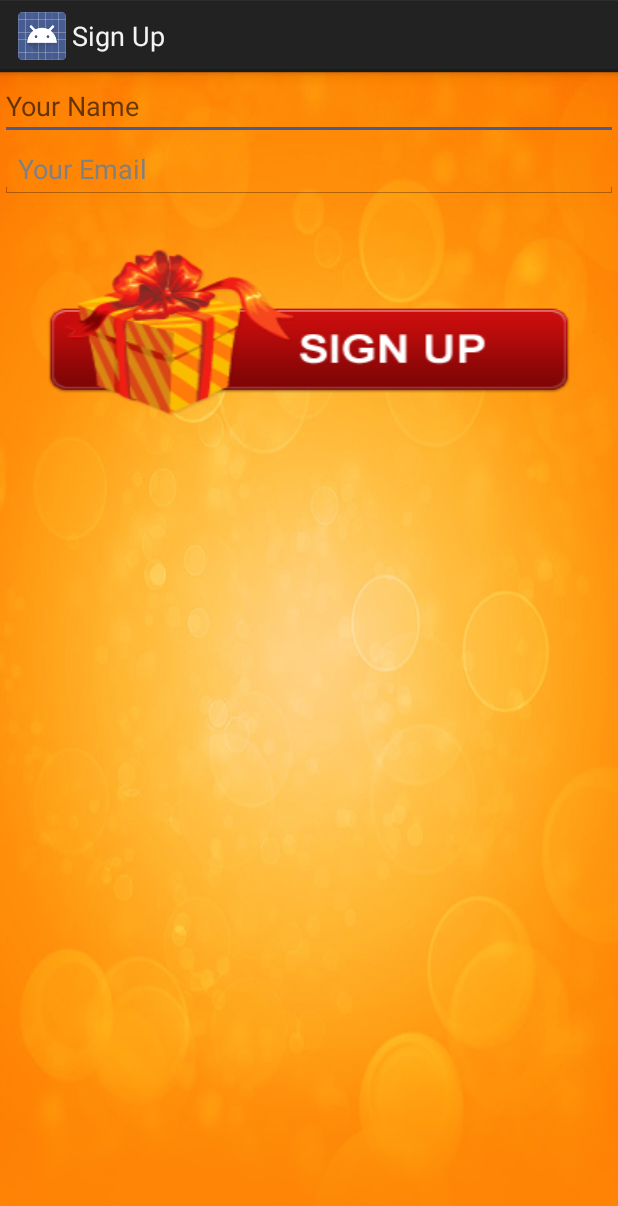
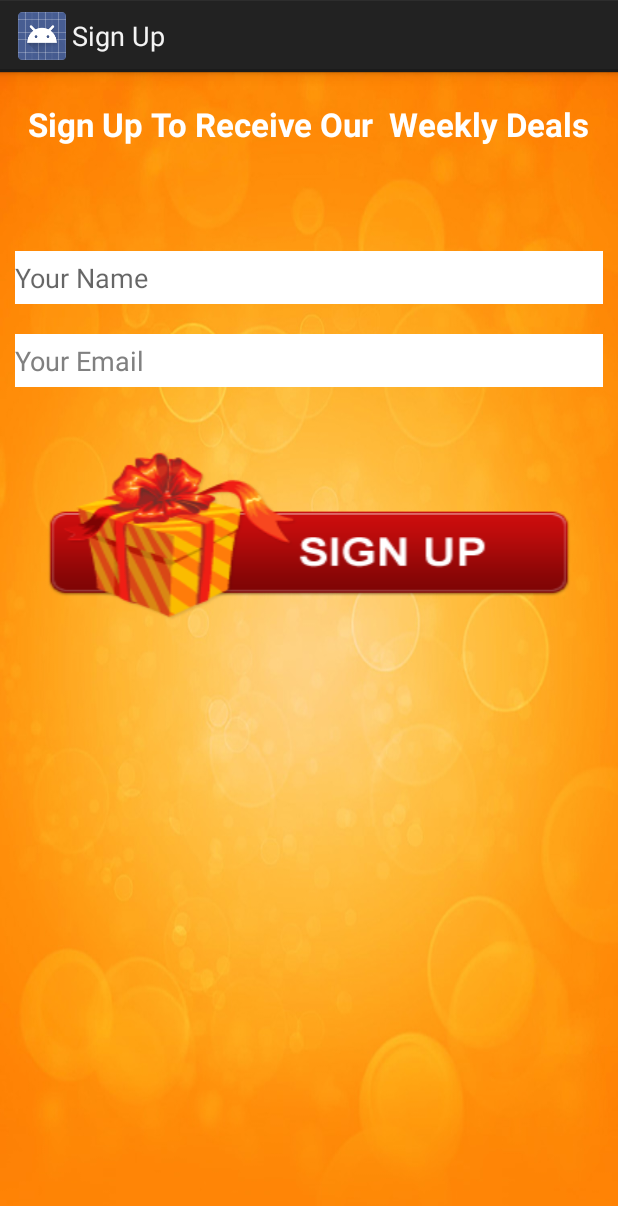
Before and after one commit to joeberger/MyRestaurantMobile, an Android app: the SignupActivity screen opened directly, with no data from a screen before it, on a phone screen of 412 x 824 dp. Shown: the top 1206 px of the screen. Run offline under Robolectric (Android 15) with nearby library versions, the phone set to English and light mode, and no system bars; 2 statements that could not run were skipped.

Commit message:
Layout adjusted. Style updated

```diff
--- a/app/src/main/res/layout/activity_signup.xml
+++ b/app/src/main/res/layout/activity_signup.xml
@@ -4,8 +4,8 @@
     android:layout_height="match_parent"
     android:gravity="center_horizontal"
     android:orientation="vertical"
-    tools:context="net.myrestaurantmobile.android.SignupActivity"
-    android:theme="@style/AppTheme">
+    tools:context="net.myrestaurantmobile.android.SignupActivity">
+    <!--android:theme="@style/AppTheme">-->
 
     <ImageView
         android:layout_width="match_parent"
@@ -38,6 +38,18 @@
                 android:orientation="vertical"
                 android:weightSum="1">
 
+                <TextView
+                    android:layout_width="wrap_content"
+                    android:layout_height="wrap_content"
+                    android:textAppearance="?android:attr/textAppearanceLarge"
+                    android:text="Sign Up To Receive Our  Weekly Deals"
+                    android:id="@+id/textView"
+                    android:layout_gravity="center_horizontal"
+                    android:paddingBottom="60dp"
+                    android:paddingTop="20dp"
+                    android:textColor="#ffffffff"
+                    android:textStyle="bold" />
+
                 <EditText
                     android:id="@+id/name"
                     android:layout_width="match_parent"
@@ -49,7 +61,13 @@
                     android:maxLines="1"
                     android:singleLine="true"
                     android:inputType="textPersonName"
-                    android:theme="@android:style/Theme.DeviceDefault.InputMethod" />
+                    android:theme="@android:style/Theme.DeviceDefault.InputMethod"
+                    android:focusable="true"
+                    android:focusableInTouchMode="true"
+                    android:background="#ffffffff"
+                    android:layout_margin="10dp"
+                    android:paddingBottom="5dp"
+                    android:paddingTop="5dp" />
 
                 <AutoCompleteTextView
                     android:id="@+id/email"
@@ -58,7 +76,11 @@
                     android:hint="@string/email"
                     android:inputType="textEmailAddress"
                     android:maxLines="1"
-                    android:singleLine="true"/>
+                    android:singleLine="true"
+                    android:paddingTop="5dp"
+                    android:paddingBottom="5dp"
+                    android:layout_margin="10dp"
+                    android:background="#ffffffff" />
 
                 <!--EditText
                     android:id="@+id/password"
@@ -99,7 +121,4 @@
                     android:onClick="onClick" />
             </LinearLayout>
     </ScrollView>
-
-
-
 </RelativeLayout>
--- a/app/src/main/res/layout/activity_welcome.xml
+++ b/app/src/main/res/layout/activity_welcome.xml
@@ -32,7 +32,7 @@
         android:layout_width="match_parent"
         android:layout_height="42dp"
         android:layout_marginBottom="50dp"
-        android:text="Enter Your Email"
+        android:text="Please Enter Your Email"
         android:id="@+id/enter_email_button"
         android:layout_gravity="center_horizontal|bottom"
         android:background="#ffae0412"
```
